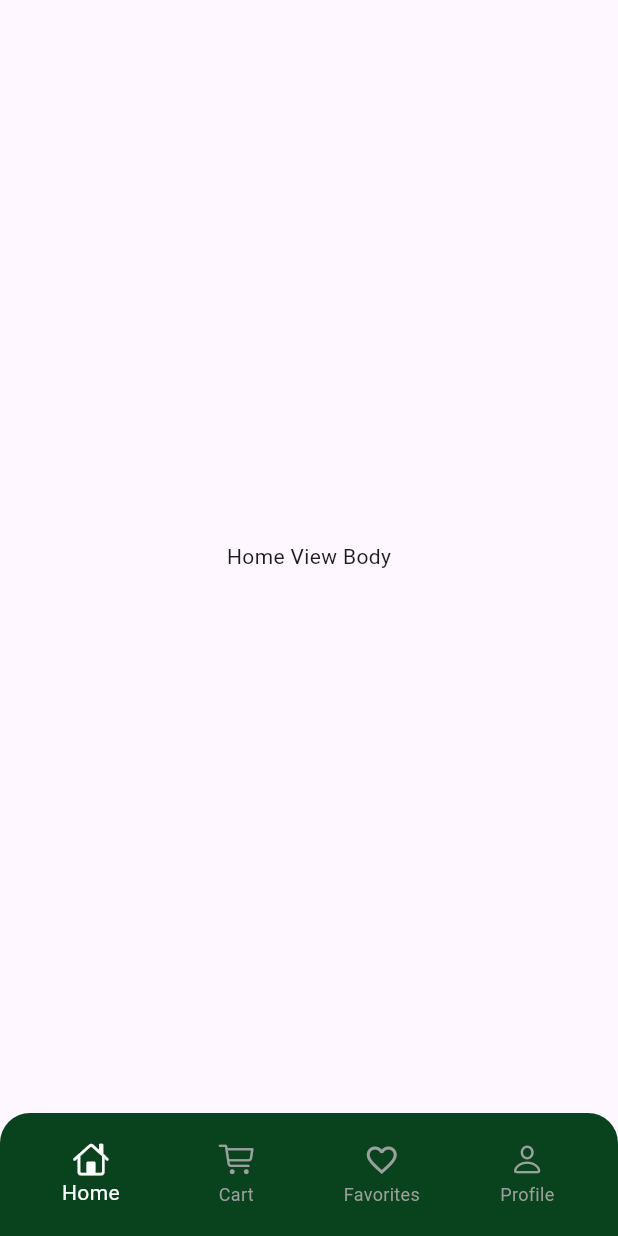
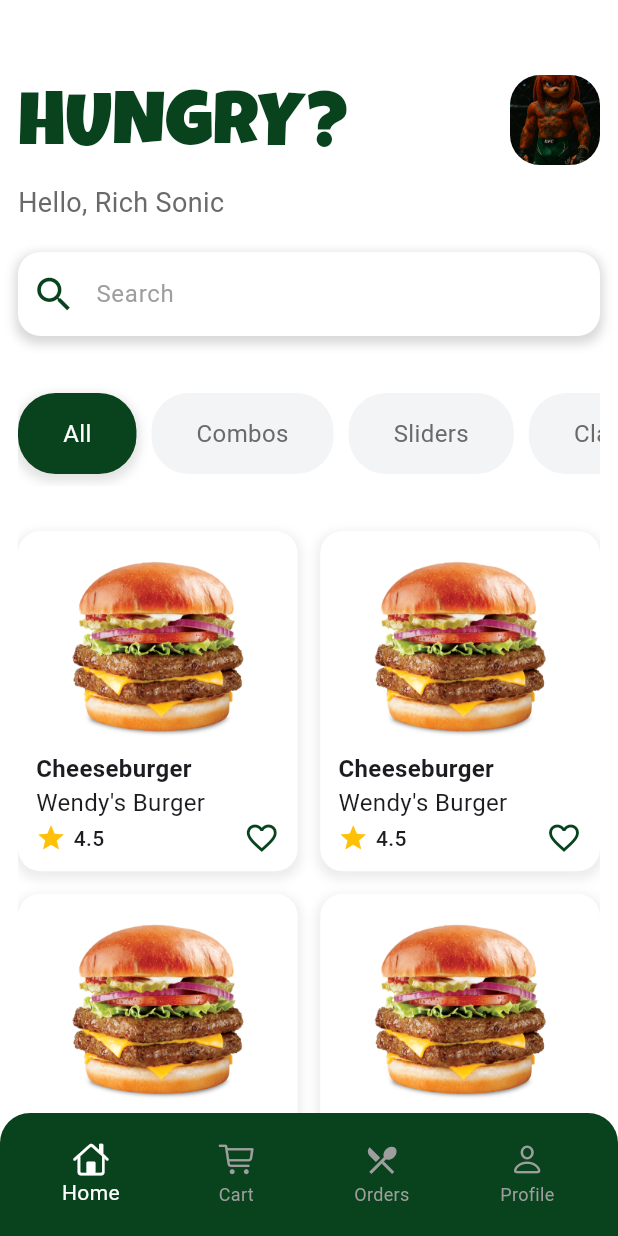
Before and after one commit to khaledgamal22/Hungry_app, a Flutter app: the screen it shows after launch, on a phone screen of 412 x 824 dp. Run offline on Flutter 3.47's test engine with Material 3 defaults, Android fonts, the phone set to English and light mode, and no system bars; our stand-ins replace bloc, flutter_bloc, flutter_screenutil, gap.

Commit message:
home view ui done

```diff
--- /dev/null
+++ b/devtools_options.yaml
@@ -0,0 +1,3 @@
+description: This file stores settings for Dart & Flutter DevTools.
+documentation: https://docs.flutter.dev/tools/devtools/extensions#configure-extension-enablement-states
+extensions:
--- a/lib/core/utils/app_images.dart
+++ b/lib/core/utils/app_images.dart
@@ -1,3 +1,5 @@
 abstract class AppImages {
   static const String splashSandwitch = 'assets/images/sandwitch_splash.png';
+  static const String profilePicture = 'assets/images/profile.png';
+  static const String pngwing = 'assets/images/pingwing.png';
 }
--- /dev/null
+++ b/lib/features/home/presentation/view_models/home/home_cubit.dart
@@ -0,0 +1,15 @@
+import 'package:bloc/bloc.dart';
+import 'package:meta/meta.dart';
+
+part 'home_state.dart';
+
+class HomeCubit extends Cubit<HomeState> {
+  HomeCubit() : super(HomeInitial());
+  final List<String> filters = const ['All', 'Combos', 'Sliders', 'Classic'];
+  int selectedIndex = 0;
+
+  void changeFilter(int index) {
+    selectedIndex = index;
+    emit(FilterChangedState());
+  }
+}
--- /dev/null
+++ b/lib/features/home/presentation/view_models/home/home_state.dart
@@ -0,0 +1,8 @@
+part of 'home_cubit.dart';
+
+@immutable
+sealed class HomeState {}
+
+final class HomeInitial extends HomeState {}
+
+final class FilterChangedState extends HomeState {}
--- a/lib/features/home/presentation/views/home_view.dart
+++ b/lib/features/home/presentation/views/home_view.dart
@@ -6,6 +6,6 @@ class HomeView extends StatelessWidget {
 
   @override
   Widget build(BuildContext context) {
-    return Scaffold(body: HomeViewBody());
+    return SafeArea(child: Scaffold(body: HomeViewBody()));
   }
 }
--- /dev/null
+++ b/lib/features/home/presentation/views/widgets/filter_item.dart
@@ -0,0 +1,39 @@
+import 'package:flutter/material.dart';
+import 'package:hungry/core/utils/app_colors.dart';
+
+class FilterItem extends StatelessWidget {
+  const FilterItem({super.key, required this.title, required this.isSelected});
+  final String title;
+  final bool isSelected;
+
+  @override
+  Widget build(BuildContext context) {
+    return Container(
+      decoration: BoxDecoration(
+        color: isSelected ? AppColors.primary : Color(0xffF3F4F6),
+        borderRadius: BorderRadius.circular(25),
+        boxShadow: isSelected
+            ? [
+                BoxShadow(
+                  color: Colors.grey.withValues(alpha: 0.3),
+                  spreadRadius: 2,
+                  blurRadius: 5,
+                  offset: const Offset(0, 3),
+                ),
+              ]
+            : null,
+      ),
+      child: Padding(
+        padding: const EdgeInsets.symmetric(vertical: 15, horizontal: 30),
+        child: Center(
+          child: Text(
+            title,
+            style: isSelected
+                ? TextStyle(color: AppColors.white, fontSize: 16)
+                : TextStyle(color: Color(0xff6A6A6A), fontSize: 16),
+          ),
+        ),
+      ),
+    );
+  }
+}
--- /dev/null
+++ b/lib/features/home/presentation/views/widgets/filter_list.dart
@@ -0,0 +1,38 @@
+import 'package:flutter/material.dart';
+import 'package:flutter_bloc/flutter_bloc.dart';
+import 'package:gap/gap.dart';
+import 'package:hungry/features/home/presentation/view_models/home/home_cubit.dart';
+import 'package:hungry/features/home/presentation/views/widgets/filter_item.dart';
+
+class FilterList extends StatelessWidget {
+  const FilterList({super.key});
+
+  @override
+  Widget build(BuildContext context) {
+    final cubit = context.watch<HomeCubit>();
+    return SizedBox(
+      height: 70,
+      child: ListView.separated(
+        scrollDirection: Axis.horizontal,
+        itemBuilder: (_, index) {
+          return GestureDetector(
+            onTap: () {
+              cubit.changeFilter(index);
+            },
+            child: Padding(
+              padding: const EdgeInsets.symmetric(vertical: 8),
+              child: FilterItem(
+                isSelected: index == cubit.selectedIndex,
+                title: cubit.filters[index],
+              ),
+            ),
+          );
+        },
+        separatorBuilder: (_, index) {
+          return Gap(10);
+        },
+        itemCount: cubit.filters.length,
+      ),
+    );
+  }
+}
--- /dev/null
+++ b/lib/features/home/presentation/views/widgets/home_header.dart
@@ -0,0 +1,46 @@
+import 'package:flutter/material.dart';
+import 'package:hungry/core/utils/app_colors.dart';
+import 'package:hungry/core/utils/app_images.dart';
+
+class HomeHeader extends StatelessWidget {
+  const HomeHeader({super.key});
+
+  @override
+  Widget build(BuildContext context) {
+    return Row(
+      crossAxisAlignment: CrossAxisAlignment.start,
+      children: [
+        Column(
+          crossAxisAlignment: CrossAxisAlignment.start,
+          children: [
+            Text(
+              'HUNGRY?',
+              style: const TextStyle(
+                fontSize: 50,
+                color: AppColors.primary,
+                fontWeight: FontWeight.w400,
+                fontFamily: 'Luckiest Guy',
+              ),
+            ),
+            Text(
+              'Hello, Rich Sonic',
+              style: TextStyle(color: Color(0xff6A6A6A), fontSize: 18),
+            ),
+          ],
+        ),
+        Spacer(),
+        Container(
+          height: 60,
+          width: 60,
+          decoration: BoxDecoration(
+            borderRadius: BorderRadius.circular(20),
+            image: DecorationImage(
+              image: AssetImage(AppImages.profilePicture),
+              fit: BoxFit.cover,
+            ),
+          ),
+        ),
+      ],
+    );
+  }
+}
--- a/lib/features/home/presentation/views/widgets/home_view_body.dart
+++ b/lib/features/home/presentation/views/widgets/home_view_body.dart
@@ -1,10 +1,107 @@
 import 'package:flutter/material.dart';
+import 'package:gap/gap.dart';
+import 'package:hungry/core/utils/app_colors.dart';
+import 'package:hungry/core/utils/app_images.dart';
+import 'package:hungry/features/home/presentation/views/widgets/filter_list.dart';
+import 'package:hungry/features/home/presentation/views/widgets/home_header.dart';
+import 'package:hungry/features/home/presentation/views/widgets/search_text_field.dart';
 
 class HomeViewBody extends StatelessWidget {
   const HomeViewBody({super.key});
 
   @override
   Widget build(BuildContext context) {
-    return Center(child: Text('Home View Body'));
+    return Padding(
+      padding: const EdgeInsets.symmetric(horizontal: 12),
+      child: Column(
+        children: [
+          Gap(50),
+          HomeHeader(),
+          Gap(20),
+          SearchTextField(),
+          Gap(30),
+          Expanded(
+            child: ListView(
+              physics: const BouncingScrollPhysics(),
+              children: [FilterList(), Gap(30), ProductsGrid(), Gap(30)],
+            ),
+          ),
+        ],
+      ),
+    );
   }
 }
+
+class ProductsGrid extends StatelessWidget {
+  const ProductsGrid({super.key});
+
+  @override
+  Widget build(BuildContext context) {
+    return GridView.builder(
+      gridDelegate: SliverGridDelegateWithFixedCrossAxisCount(
+        crossAxisCount: 2,
+        childAspectRatio: 185 / 225,
+        mainAxisSpacing: 15,
+        crossAxisSpacing: 15,
+      ),
+      itemBuilder: (_, index) {
+        return ProductItem();
+      },
+      itemCount: 6,
+      shrinkWrap: true,
+      physics: const BouncingScrollPhysics(),
+    );
+  }
+}
+
+class ProductItem extends StatelessWidget {
+  const ProductItem({super.key});
+
+  @override
+  Widget build(BuildContext context) {
+    return Container(
+      decoration: BoxDecoration(
+        color: AppColors.white,
+        borderRadius: BorderRadius.circular(15),
+        boxShadow: [
+          BoxShadow(
+            color: Colors.grey.withValues(alpha: 0.2),
+            spreadRadius: 2,
+            blurRadius: 5,
+            offset: const Offset(0, 3),
+          ),
+        ],
+      ),
+      child: Padding(
+        padding: const EdgeInsets.symmetric(horizontal: 12, vertical: 10),
+        child: Column(
+          crossAxisAlignment: CrossAxisAlignment.start,
+          children: [
+            Flexible(child: Center(child: Image.asset(AppImages.pngwing))),
+            Gap(5),
+            Text(
+              'Cheeseburger',
+              style: TextStyle(fontSize: 16, fontWeight: FontWeight.w600),
+            ),
+            Text(
+              "Wendy's Burger",
+              style: TextStyle(fontSize: 16, fontWeight: FontWeight.w400),
+            ),
+            Row(
+              children: [
+                Icon(Icons.star, color: Colors.amber, size: 20),
+                Gap(5),
+                Text(
+                  '4.5',
+                  style: TextStyle(fontSize: 14, fontWeight: FontWeight.w500),
+                ),
+                Spacer(),
+                Icon(Icons.favorite_border, color: AppColors.primary),
+              ],
+            ),
+          ],
+        ),
+      ),
+    );
+  }
+}
--- /dev/null
+++ b/lib/features/home/presentation/views/widgets/search_text_field.dart
@@ -0,0 +1,45 @@
+import 'package:flutter/material.dart';
+import 'package:hungry/core/utils/app_colors.dart';
+
+class SearchTextField extends StatelessWidget {
+  const SearchTextField({super.key});
+
+  @override
+  Widget build(BuildContext context) {
+    return Container(
+      decoration: BoxDecoration(
+        borderRadius: BorderRadius.circular(15),
+        boxShadow: [
+          BoxShadow(
+            color: Colors.grey.withValues(alpha: 0.4),
+            spreadRadius: 2,
+            blurRadius: 5,
+            offset: const Offset(0, 3),
+          ),
+        ],
+      ),
+      child: TextField(
+        onTapOutside: (event) => FocusScope.of(context).unfocus(),
+        cursorColor: AppColors.primary,
+        cursorHeight: 22,
+        decoration: InputDecoration(
+          contentPadding: const EdgeInsets.symmetric(vertical: 16),
+          hintText: 'Search',
+          hintStyle: TextStyle(color: Colors.grey),
+          filled: true,
+          fillColor: AppColors.white,
+          prefixIcon: Icon(Icons.search, color: AppColors.primary, size: 30),
+          enabledBorder: buildTextborder(),
+          focusedBorder: buildTextborder(),
+        ),
+      ),
+    );
+  }
+
+  OutlineInputBorder buildTextborder() {
+    return OutlineInputBorder(
+      borderRadius: BorderRadius.circular(15),
+      borderSide: BorderSide(color: Colors.transparent, width: 1),
+    );
+  }
+}
--- a/lib/features/main/presentation/views/main_view.dart
+++ b/lib/features/main/presentation/views/main_view.dart
@@ -1,6 +1,8 @@
 import 'package:flutter/cupertino.dart';
 import 'package:flutter/material.dart';
+import 'package:flutter_bloc/flutter_bloc.dart';
 import 'package:hungry/core/utils/app_colors.dart';
+import 'package:hungry/features/home/presentation/view_models/home/home_cubit.dart';
 import 'package:hungry/features/home/presentation/views/home_view.dart';
 
 class MainView extends StatefulWidget {
@@ -15,7 +17,12 @@ class _MainViewState extends State<MainView> {
   int currentIndex = 0;
   @override
   void initState() {
-    screens = [HomeView(), SizedBox(), SizedBox(), SizedBox()];
+    screens = [
+      BlocProvider(create: (context) => HomeCubit(), child: HomeView()),
+      SizedBox(),
+      SizedBox(),
+      SizedBox(),
+    ];
     super.initState();
   }
 
@@ -53,8 +60,8 @@ class _MainViewState extends State<MainView> {
                 label: 'Cart',
               ),
               BottomNavigationBarItem(
-                icon: const Icon(Icons.favorite_border),
-                label: 'Favorites',
+                icon: const Icon(Icons.local_restaurant),
+                label: 'Orders',
               ),
               BottomNavigationBarItem(
                 icon: const Icon(CupertinoIcons.person),
--- a/lib/hungry_app.dart
+++ b/lib/hungry_app.dart
@@ -12,6 +12,7 @@ class HungryApp extends StatelessWidget {
       designSize: const Size(430, 932),
       child: MaterialApp(
         debugShowCheckedModeBanner: false,
+        theme: ThemeData(scaffoldBackgroundColor: Colors.white),
         title: 'Hungry App',
         onGenerateRoute: AppRouter().generateRouter,
         initialRoute: Routing.main,
```
Also changed, not shown: assets/images/pingwing.png (added), assets/images/profile.png (added).
